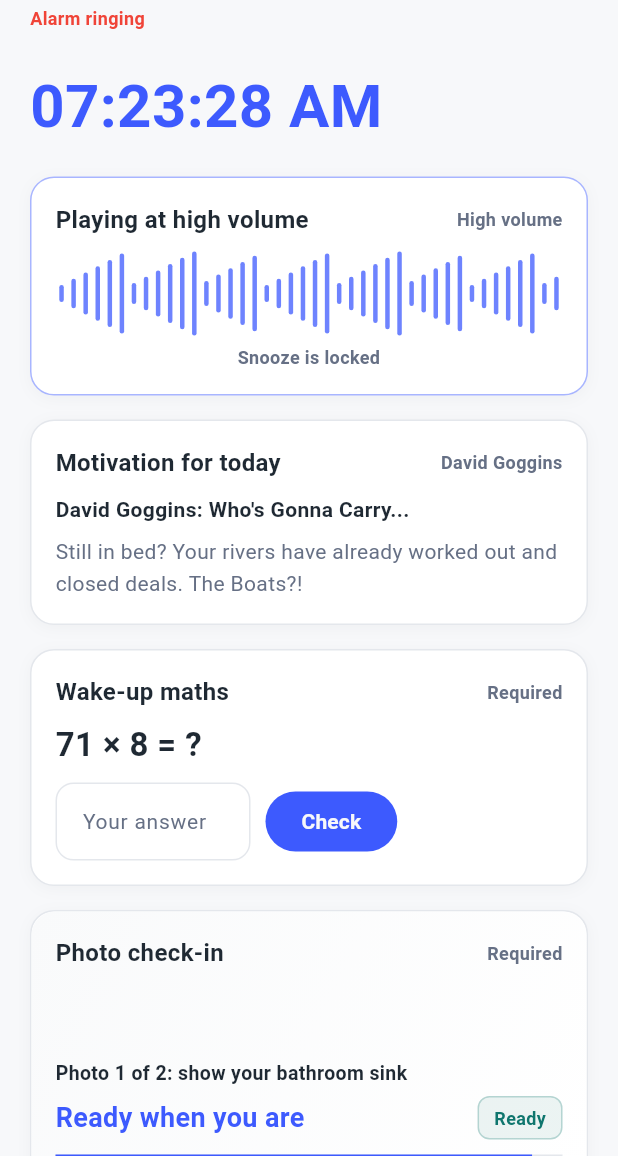
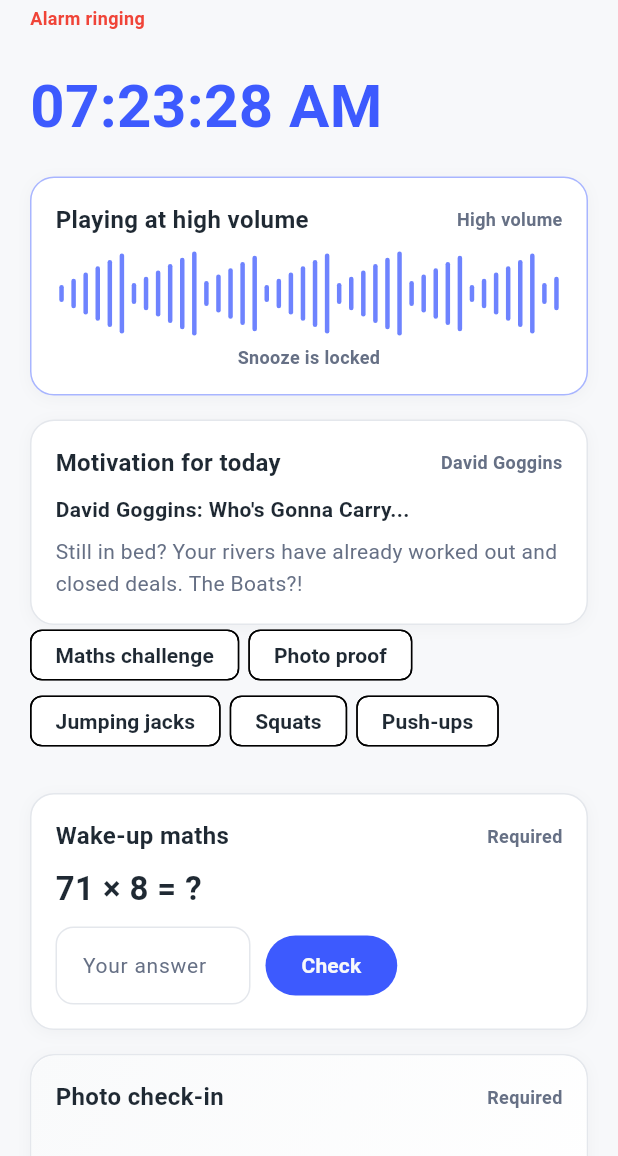
Before and after one commit to sarbneu/hypemotiv, a Flutter app: the AlarmActiveScreen screen opened directly, on a phone screen of 412 x 824 dp, the part 80-1236 px from its top. Run offline on Flutter 3.47's test engine with Material 3 defaults, Android fonts, the phone set to English and light mode, and no system bars; our stand-ins replace audioplayers, file_picker, flutter_local_notifications, hive_flutter, image_picker, sensors_plus and 2 more; missing offline and left inert: dart:js_interop, google_mlkit_image_labeling, record; accounts and stored records are empty.

Commit message:
feat: selectable wake-up tasks with maths, photo and motion exercises

```diff
--- a/lib/screens/alarm_active_screen.dart
+++ b/lib/screens/alarm_active_screen.dart
@@ -11,6 +11,8 @@ import 'package:hypemotiv/services/hype_api.dart';
 import 'package:hypemotiv/services/notification_service.dart';
 import 'package:hypemotiv/services/proof_service.dart';
 import 'package:hypemotiv/services/proof_verification_service.dart';
+import 'package:hypemotiv/services/task_selection_service.dart';
+import 'package:hypemotiv/utils/task_catalog.dart';
 import 'package:sensors_plus/sensors_plus.dart';
 import 'package:hypemotiv/widgets/cyber_theme.dart';
 import 'package:image_picker/image_picker.dart';
@@ -36,11 +38,19 @@ class _AlarmActiveScreenState extends State<AlarmActiveScreen> {
   final TextEditingController _mathController = TextEditingController();
   bool _mathSolved = false;
   int _proofStep = 0;
+  List<String> _requiredTasks = wakeTasks.map((WakeTask task) => task.id).toList();
+
+  bool get _requireMaths => _requiredTasks.contains('maths');
+  bool get _requirePhoto => _requiredTasks.contains('photo');
+
 
 
   @override
   void initState() {
     super.initState();
+    TaskSelectionService().selected().then((List<String> ids) {
+      if (mounted) setState(() => _requiredTasks = ids);
+    });
     final math.Random random = math.Random();
     _mathA = 11 + random.nextInt(80);
     _mathB = 3 + random.nextInt(8);
@@ -90,9 +100,19 @@ class _AlarmActiveScreenState extends State<AlarmActiveScreen> {
     }
   }
 
+  Future<void> _disarmNow(String message) async {
+    setState(() => _disarmed = true);
+    await AudioService().stop();
+    _toast(message);
+  }
+
   Future<void> _confirmProof() async {
-    if (!_mathSolved) {
+    if (_requireMaths && !_mathSolved) {
       _toast('Solve the maths task first');
+      return;
+    }
+    if (!_requirePhoto) {
+      await _disarmNow('Tasks complete · Alarm stopped');
       return;
     }
     final String target = _proofStep == 0 ? 'sink' : 'toothbrush';
@@ -127,24 +147,52 @@ class _AlarmActiveScreenState extends State<AlarmActiveScreen> {
       _toast('Sink photo accepted. Now show your toothbrush.');
       return;
     }
-    setState(() => _disarmed = true);
-    await AudioService().stop();
-    _toast('Both photos accepted · Alarm stopped');
+    await _disarmNow('Both photos accepted · Alarm stopped');
   }
 
   /// Snooze only unlocks after real phone movement (20 repetitions).
   Future<void> _snoozeWithExercise() async {
-    if (!_mathSolved) {
+    if (_requireMaths && !_mathSolved) {
       _toast('Solve the maths task first');
+      return;
+    }
+    final Map<String, Object> exercise = _pickExercise();
+    if (exercise.isEmpty) {
+      await _snooze({}, duration: const Duration(minutes: 5));
       return;
     }
     final bool? accepted = await showDialog<bool>(
       context: context,
-      builder: (BuildContext context) => const _ExerciseDialog(),
+      builder: (BuildContext context) => _ExerciseDialog(
+        label: exercise['label']! as String,
+        reps: exercise['reps']! as int,
+      ),
     );
     if (accepted != true || !mounted) return;
+    await _snooze(
+      <String, Object>{
+        'label': exercise['label']!,
+        'reps': exercise['reps']!,
+      },
+      duration: const Duration(minutes: 5),
+    );
+  }
 
-    final DateTime wake = DateTime.now().add(const Duration(minutes: 5));
+  Map<String, Object> _pickExercise() {
+    if (_requiredTasks.contains('jumping_jacks')) {
+      return <String, Object>{'label': 'jumping jacks', 'reps': 20};
+    }
+    if (_requiredTasks.contains('squats')) {
+      return <String, Object>{'label': 'squats', 'reps': 15};
+    }
+    if (_requiredTasks.contains('pushups')) {
+      return <String, Object>{'label': 'push-ups', 'reps': 10};
+    }
+    return <String, Object>{};
+  }
+
+  Future<void> _snooze(Map<String, Object> exercise, {required Duration duration}) async {
+    final DateTime wake = DateTime.now().add(duration);
     await AudioService().stop();
     await NotificationService().scheduleAlarm(
       when: wake,
@@ -152,6 +200,7 @@ class _AlarmActiveScreenState extends State<AlarmActiveScreen> {
       body: 'Snooze is over. Get up.',
       id: wake.millisecondsSinceEpoch ~/ 1000,
     );
+    if (!mounted) return;
     setState(() => _disarmed = true);
     _toast(
       'Snoozed until ${wake.hour.toString().padLeft(2, '0')}:${wake.minute.toString().padLeft(2, '0')}',
@@ -239,6 +288,20 @@ class _AlarmActiveScreenState extends State<AlarmActiveScreen> {
                       ],
                     ),
                   ),
+                  Wrap(
+                    spacing: 6,
+                    runSpacing: 4,
+                    children: <Widget>[
+                      for (final WakeTask task in wakeTasks)
+                        if (_requiredTasks.contains(task.id))
+                          Chip(
+                            label: Text(task.label),
+                            visualDensity: VisualDensity.compact,
+                          ),
+                    ],
+                  ),
+                  const SizedBox(height: 12),
+                  if (_requireMaths) ...<Widget>[
                   const SizedBox(height: 16),
                   CyberCard(
                     child: Column(
@@ -286,6 +349,8 @@ class _AlarmActiveScreenState extends State<AlarmActiveScreen> {
                       ],
                     ),
                   ),
+                  ],
+                  if (_requirePhoto) ...<Widget>[
                   const SizedBox(height: 16),
                   SizedBox(
                     height: 184,
@@ -354,6 +419,7 @@ class _AlarmActiveScreenState extends State<AlarmActiveScreen> {
                       ),
                     ),
                   ),
+                  ],
                   const SizedBox(height: 18),
                   _disarmed
                       ? CyberCard(
@@ -386,8 +452,10 @@ class _AlarmActiveScreenState extends State<AlarmActiveScreen> {
                           onPressed: _confirmProof,
                         ),
                   const SizedBox(height: 12),
-                  const Text(
-                    'Need 5 more minutes? Do 20 jumping jacks first.',
+                  Text(
+                    _pickExercise().isEmpty
+                        ? 'Need 5 more minutes? Snooze for 5 minutes.'
+                        : 'Need 5 more minutes? Do ${_pickExercise()['reps']} ${_pickExercise()['label']} first.',
                     textAlign: TextAlign.center,
                     style: TextStyle(
                       color: Color(0xFF667085),
@@ -454,7 +522,10 @@ class _PriorityItem extends StatelessWidget {
 
 
 class _ExerciseDialog extends StatefulWidget {
-  const _ExerciseDialog();
+  const _ExerciseDialog({required this.label, required this.reps});
+
+  final String label;
+  final int reps;
 
   @override
   State<_ExerciseDialog> createState() => _ExerciseDialogState();
@@ -467,7 +538,6 @@ class _ExerciseDialogState extends State<_ExerciseDialog> {
   DateTime _lastPeak = DateTime.fromMillisecondsSinceEpoch(0);
   bool _manual = false;
 
-  static const int _required = 20;
   static const double _threshold = 13.0;
 
   @override
@@ -497,7 +567,7 @@ class _ExerciseDialogState extends State<_ExerciseDialog> {
   }
 
   void _addManualRep() {
-    if (_reps >= _required) return;
+    if (_reps >= widget.reps) return;
     setState(() => _reps++);
   }
 
@@ -510,22 +580,22 @@ class _ExerciseDialogState extends State<_ExerciseDialog> {
   @override
   Widget build(BuildContext context) {
     return AlertDialog(
-      title: const Text('20 jumping jacks'),
+      title: Text('${widget.reps} ${widget.label}'),
       content: Column(
         mainAxisSize: MainAxisSize.min,
         crossAxisAlignment: CrossAxisAlignment.start,
         children: <Widget>[
-          Text('Reps detected: $_reps of $_required'),
+          Text('Reps detected: $_reps of ${widget.reps}'),
           const SizedBox(height: 8),
           Text(
             _manual
                 ? 'Motion sensor is not available here. Tap the button for each rep.'
-                : 'Move the phone up and down like a jumping jack.',
+                : 'Move the phone with each rep.',
             style: const TextStyle(color: Color(0xFF667085), fontSize: 13),
           ),
           const SizedBox(height: 12),
           LinearProgressIndicator(
-            value: _reps / _required,
+            value: _reps / widget.reps,
             minHeight: 6,
             color: const Color(0xFF3D5AFE),
           ),
@@ -546,7 +616,7 @@ class _ExerciseDialogState extends State<_ExerciseDialog> {
           child: const Text('Count a rep'),
         ),
         FilledButton(
-          onPressed: _reps >= _required
+          onPressed: _reps >= widget.reps
               ? () => Navigator.of(context).pop(true)
               : null,
           child: const Text('Finish'),
--- /dev/null
+++ b/lib/utils/task_catalog.dart
@@ -0,0 +1,38 @@
+/// Available wake-up tasks that can be required before the alarm is disarmed.
+library;
+
+class WakeTask {
+  const WakeTask({required this.id, required this.label, required this.hint});
+
+  final String id;
+  final String label;
+  final String hint;
+}
+
+const List<WakeTask> wakeTasks = <WakeTask>[
+  WakeTask(
+    id: 'maths',
+    label: 'Maths challenge',
+    hint: 'Solve a multiplication before you can stop the alarm.',
+  ),
+  WakeTask(
+    id: 'photo',
+    label: 'Photo proof',
+    hint: 'Take fresh sink and toothbrush photos.',
+  ),
+  WakeTask(
+    id: 'jumping_jacks',
+    label: 'Jumping jacks',
+    hint: '20 reps counted by phone movement.',
+  ),
+  WakeTask(
+    id: 'squats',
+    label: 'Squats',
+    hint: '15 squats counted by phone movement.',
+  ),
+  WakeTask(
+    id: 'pushups',
+    label: 'Push-ups',
+    hint: '10 push-ups counted by phone movement.',
+  ),
+];
```
Also changed, not shown: lib/screens/arena_screen.dart (+12 -0 lines), lib/screens/setup_screen.dart (+30 -0 lines), lib/screens/task_picker_screen.dart (added, +85 -0 lines), lib/services/task_selection_service.dart (added, +27 -0 lines), 2 other files.
